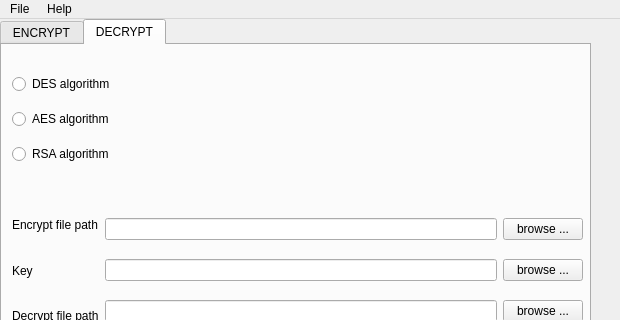
This is src/crypto-program/main_ui.ui in duiongtui/simple-crytographic-program as Qt 5 draws it before an edit; both pictures show x 0 to 620 and y 0 to 320 of the 620 by 460 pixel window. The edited form follows.
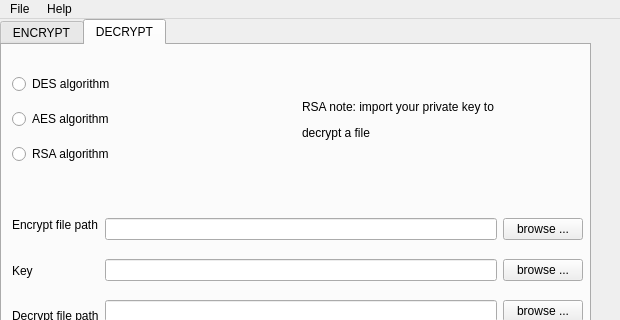
This is the edited form. The open tabs and pages were chosen to show the change.

Patch:
```diff
--- a/src/crypto-program/main_ui.ui
+++ b/src/crypto-program/main_ui.ui
@@ -371,7 +371,7 @@
        <rect>
         <x>10</x>
         <y>20</y>
-        <width>571</width>
+        <width>241</width>
         <height>111</height>
        </rect>
       </property>
@@ -412,6 +412,19 @@
        <string>Decrypt</string>
       </property>
      </widget>
+     <widget class="QLabel" name="label">
+      <property name="geometry">
+       <rect>
+        <x>300</x>
+        <y>20</y>
+        <width>221</width>
+        <height>111</height>
+       </rect>
+      </property>
+      <property name="text">
+       <string>&lt;html&gt;&lt;head/&gt;&lt;body&gt;&lt;p&gt;RSA note: import your private key to &lt;/p&gt;&lt;p&gt;decrypt a file&lt;/p&gt;&lt;/body&gt;&lt;/html&gt;</string>
+      </property>
+     </widget>
     </widget>
    </widget>
    <zorder>tab</zorder>
```
Left out of the diff: 21 changed lines with no effect on the pictures.
